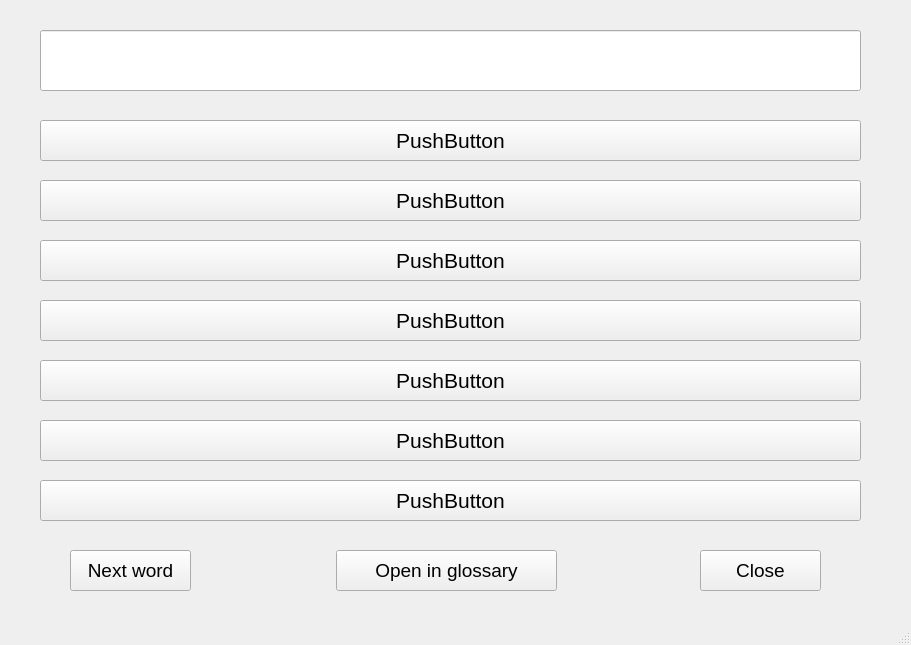
OkhinVI/wortschatz, file testwindow.ui: the form before one commit.
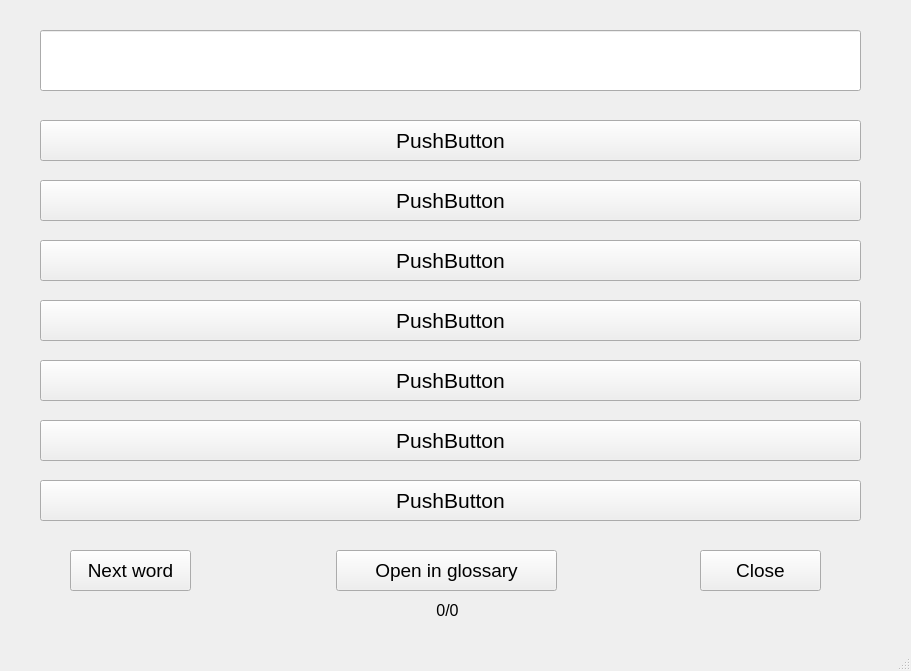
The form after the commit.

What changed in the file:
```diff
--- a/testwindow.ui
+++ b/testwindow.ui
@@ -7,7 +7,7 @@
     <x>0</x>
     <y>0</y>
     <width>911</width>
-    <height>645</height>
+    <height>671</height>
    </rect>
   </property>
   <property name="windowTitle">
@@ -212,6 +212,27 @@
      <string>PushButton</string>
     </property>
    </widget>
+   <widget class="QLabel" name="label">
+    <property name="geometry">
+     <rect>
+      <x>262</x>
+      <y>600</y>
+      <width>371</width>
+      <height>21</height>
+     </rect>
+    </property>
+    <property name="font">
+     <font>
+      <pointsize>12</pointsize>
+     </font>
+    </property>
+    <property name="text">
+     <string>0/0</string>
+    </property>
+    <property name="alignment">
+     <set>Qt::AlignCenter</set>
+    </property>
+   </widget>
   </widget>
   <widget class="QMenuBar" name="menubar">
    <property name="geometry">
```
